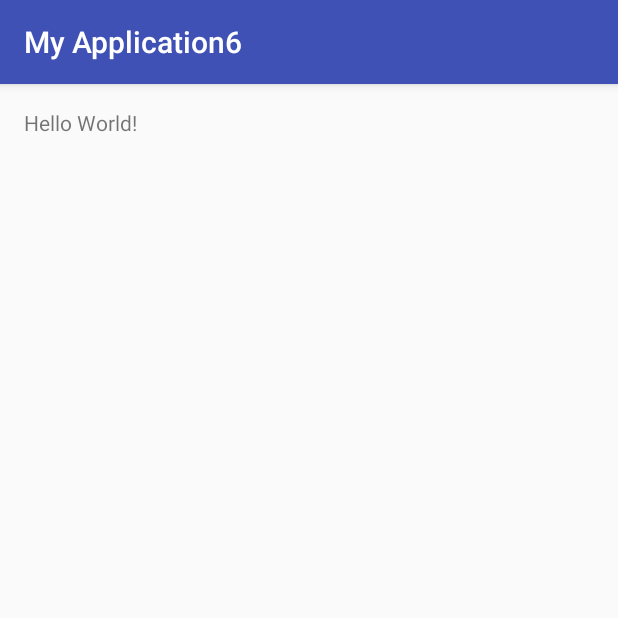
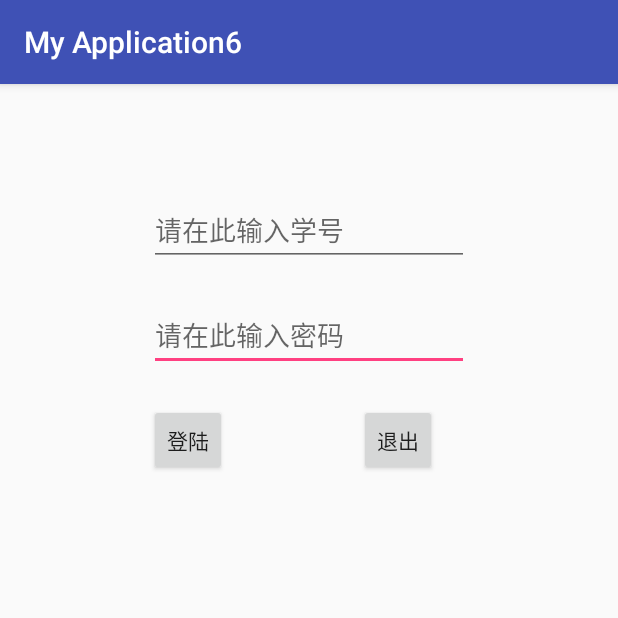
Before and after one commit to Bombxinyue/git, an Android app: the screen it shows after launch (MainActivity), on a phone screen of 412 x 824 dp, the top half of it. Run offline under Robolectric (Android 15) with nearby library versions, the phone set to English and light mode, and no system bars.

Commit message:
第一次提交（彭欣月）

```diff
--- a/app/src/main/res/layout/activity_main.xml
+++ b/app/src/main/res/layout/activity_main.xml
@@ -9,8 +9,49 @@
     android:paddingTop="@dimen/activity_vertical_margin"
     tools:context="com.example.myapplication6.MainActivity">
 
-    <TextView
+    <EditText
+        android:id="@+id/editText1"
         android:layout_width="wrap_content"
         android:layout_height="wrap_content"
-        android:text="Hello World!" />
+        android:layout_alignParentTop="true"
+        android:layout_centerHorizontal="true"
+        android:layout_marginTop="57dp"
+        android:ems="10"
+        android:hint="请在此输入学号" />
+
+    <Button
+        android:id="@+id/Button01"
+        style="?android:attr/buttonStyleSmall"
+        android:layout_width="wrap_content"
+        android:layout_height="wrap_content"
+        android:layout_alignBaseline="@+id/login"
+        android:layout_alignBottom="@+id/login"
+        android:layout_alignRight="@+id/editText2"
+        android:layout_marginRight="21dp"
+        android:text="退出" />
+
+    <EditText
+        android:id="@+id/editText2"
+        android:layout_width="wrap_content"
+        android:layout_height="wrap_content"
+        android:layout_alignLeft="@+id/editText1"
+        android:layout_below="@+id/editText1"
+        android:layout_marginTop="22dp"
+        android:ems="10"
+        android:hint="请在此输入密码" >
+
+        <requestFocus />
+    </EditText>
+
+    <Button
+        android:id="@+id/login"
+        style="?android:attr/buttonStyleSmall"
+        android:layout_width="wrap_content"
+        android:layout_height="wrap_content"
+        android:layout_alignLeft="@+id/editText2"
+        android:layout_below="@+id/editText2"
+        android:layout_marginTop="22dp"
+        android:text="登陆" />
+
+
 </RelativeLayout>
```
